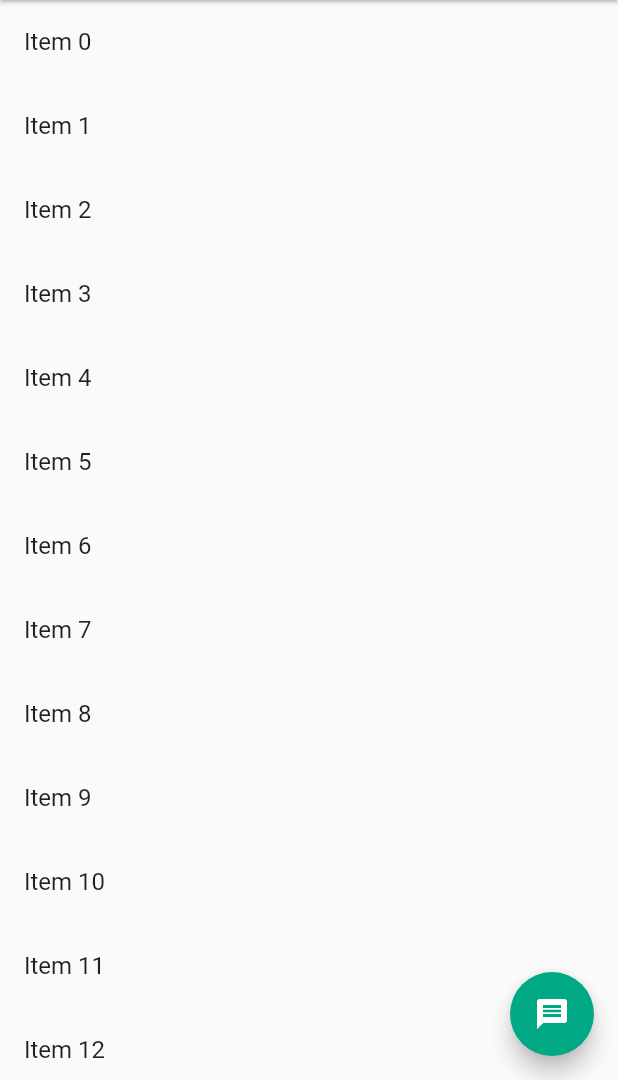
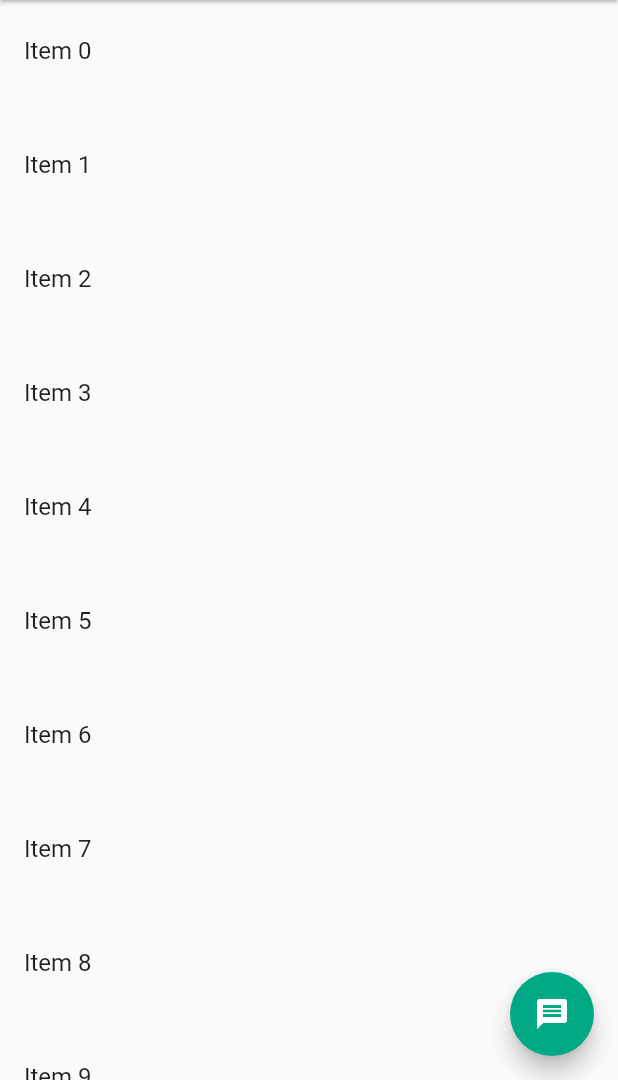
Before and after one commit to albinpk/flutter-clones, a Flutter app: the screen it shows after launch, on a phone screen of 412 x 824 dp, the part 156-1236 px from its top. Run offline on Flutter 3.47's test engine with Material 2 defaults, Android fonts, the phone set to English and light mode, and no system bars.

Commit message:
refactor(whatsapp): using SliverFixedExtentList instead of SliverList
add SliverPadding to slivers

```diff
--- a/000-whatsapp/lib/features/chats/presentation/views/chats_view.dart
+++ b/000-whatsapp/lib/features/chats/presentation/views/chats_view.dart
@@ -14,12 +14,15 @@ class ChatsView extends StatelessWidget {
           SliverOverlapInjector(
             handle: NestedScrollView.sliverOverlapAbsorberHandleFor(context),
           ),
-          SliverList(
+          const SliverPadding(padding: EdgeInsets.only(top: 6)),
+          SliverFixedExtentList(
             delegate: SliverChildBuilderDelegate(
               (context, index) => ListTile(title: Text('Item $index')),
               childCount: 50,
             ),
-          )
+            itemExtent: 76,
+          ),
+          const SliverPadding(padding: EdgeInsets.only(bottom: 83)),
         ],
       ),
     );
```
